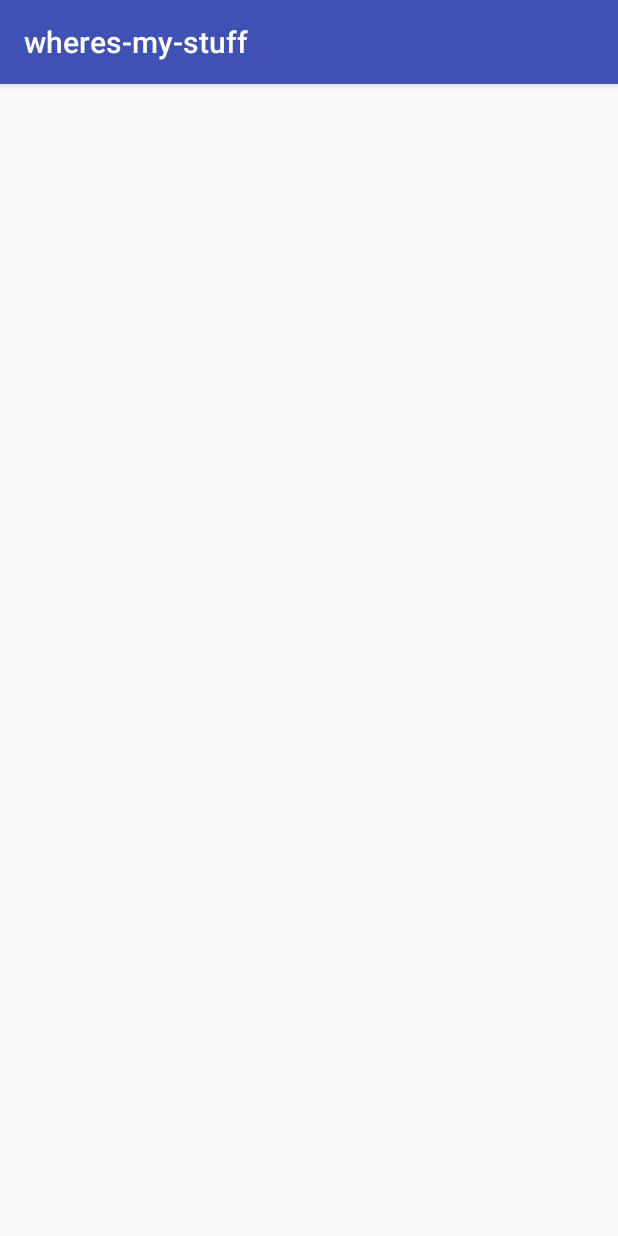
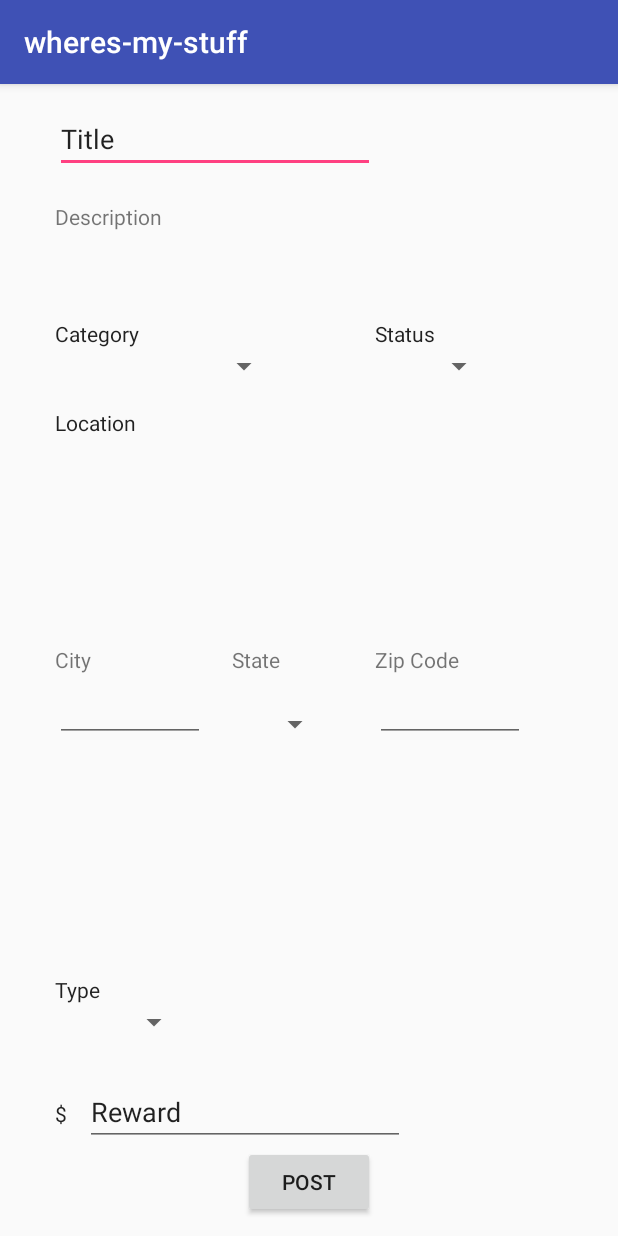
Before and after one commit to mcw0805/m1, an Android app: the LostItemFormActivity screen opened directly, with no data from a screen before it, on a phone screen of 412 x 824 dp. Run offline under Robolectric (Android 15) with nearby library versions, the phone set to English and light mode, and no system bars.

Commit message:
Created lost form item page

```diff
--- /dev/null
+++ b/app/src/main/java/model/Categories.java
@@ -0,0 +1,9 @@
+package model;
+
+/**
+ * Created by Melanie on 6/20/17.
+ */
+
+public enum Categories {
+    KEEPSAKES, HEIRLOOMS, MISC
+}
--- /dev/null
+++ b/app/src/main/java/model/States.java
@@ -0,0 +1,13 @@
+package model;
+
+/**
+ * Created by Melanie on 6/20/17.
+ */
+
+public enum States {
+    AL, AK, AZ, AR, CA, CO, CT, DE, DC, FL,
+    GA, HI, ID, IL, IN, IA, KS, KY, LA, ME,
+    MD, MA, MI, MN, MO, MT, NE, NV, NH, NJ,
+    NM, NY, NC, ND, OH, OK, OR, PA, RI, SC,
+    SD, TN, TX, UT, VT, VA, WA, WV, WI, WY;
+}
--- a/app/src/main/res/layout/activity_lost_item_form.xml
+++ b/app/src/main/res/layout/activity_lost_item_form.xml
@@ -1,9 +1,174 @@
 <?xml version="1.0" encoding="utf-8"?>
-<android.support.constraint.ConstraintLayout xmlns:android="http://schemas.android.com/apk/res/android"
+<RelativeLayout xmlns:android="http://schemas.android.com/apk/res/android"
     xmlns:app="http://schemas.android.com/apk/res-auto"
     xmlns:tools="http://schemas.android.com/tools"
     android:layout_width="match_parent"
     android:layout_height="match_parent"
     tools:context="com.example.mcw0805.wheres_my_stuff.Controller.LostItemFormActivity">
 
-</android.support.constraint.ConstraintLayout>
+    <EditText
+        android:id="@+id/editText"
+        android:layout_width="wrap_content"
+        android:layout_height="wrap_content"
+        android:layout_alignParentTop="true"
+        android:layout_marginTop="14dp"
+        android:layout_toStartOf="@+id/textView14"
+        android:ems="10"
+        android:inputType="textPersonName"
+        android:text="Title" />
+
+    <TextView
+        android:id="@+id/textView6"
+        android:layout_width="fill_parent"
+        android:layout_height="60dp"
+        android:layout_alignStart="@+id/editText"
+        android:layout_below="@+id/editText"
+        android:layout_marginTop="19dp"
+        android:inputType="textMultiLine"
+        android:maxLines="10"
+        android:scrollHorizonally="false"
+        android:text="Description" />
+
+    <EditText
+        android:id="@+id/editText5"
+        android:layout_width="wrap_content"
+        android:layout_height="wrap_content"
+        android:ems="10"
+        android:inputType="numberDecimal"
+        android:text="Reward"
+        android:layout_above="@+id/button2"
+        android:layout_toEndOf="@+id/textView15" />
+
+    <Button
+        android:id="@+id/button2"
+        android:layout_width="wrap_content"
+        android:layout_height="wrap_content"
+        android:text="Post"
+        android:layout_alignParentBottom="true"
+        android:layout_centerHorizontal="true"
+        android:layout_marginBottom="12dp" />
+
+    <Spinner
+        android:id="@+id/spinner"
+        android:layout_width="150dip"
+        android:layout_height="wrap_content"
+        android:layout_below="@+id/textView14"
+        android:layout_alignStart="@+id/textView7" />
+
+    <TextView
+        android:id="@+id/textView7"
+        android:layout_width="wrap_content"
+        android:layout_height="wrap_content"
+        android:text="Category"
+        android:textAppearance="@style/TextAppearance.AppCompat.Body1"
+        android:layout_below="@+id/textView6"
+        android:layout_alignStart="@+id/textView6"
+        android:layout_marginTop="18dp" />
+
+    <TextView
+        android:id="@+id/textView9"
+        android:layout_width="wrap_content"
+        android:layout_height="wrap_content"
+        android:text="Location"
+        android:textAppearance="@style/TextAppearance.AppCompat"
+        android:layout_below="@+id/spinner"
+        android:layout_alignStart="@+id/spinner"
+        android:layout_marginTop="16dp"
+        android:layout_alignEnd="@+id/textView7" />
+
+    <Spinner
+        android:id="@+id/spinner2"
+        android:layout_width="70dip"
+        android:layout_height="wrap_content"
+        android:layout_marginEnd="29dp"
+        android:layout_alignBottom="@+id/editText6"
+        android:layout_alignEnd="@+id/button2" />
+
+    <TextView
+        android:id="@+id/textView10"
+        android:layout_width="wrap_content"
+        android:layout_height="wrap_content"
+        android:layout_above="@+id/spinner3"
+        android:layout_alignStart="@+id/editText6"
+        android:text="Type"
+        android:textAppearance="@style/TextAppearance.AppCompat" />
+
+    <Spinner
+        android:id="@+id/spinner3"
+        android:layout_width="90dip"
+        android:layout_height="wrap_content"
+        android:layout_above="@+id/editText5"
+        android:layout_alignStart="@+id/textView10"
+        android:layout_marginBottom="25dp" />
+
+    <TextView
+        android:id="@+id/textView11"
+        android:layout_width="wrap_content"
+        android:layout_height="wrap_content"
+        android:text="State"
+        android:layout_above="@+id/editText6"
+        android:layout_alignEnd="@+id/spinner" />
+
+    <TextView
+        android:id="@+id/textView12"
+        android:layout_width="wrap_content"
+        android:layout_height="wrap_content"
+        android:text="City"
+        android:layout_centerVertical="true"
+        android:layout_alignStart="@+id/textView9" />
+
+    <EditText
+        android:id="@+id/editText6"
+        android:layout_width="100dip"
+        android:layout_height="wrap_content"
+        android:ems="10"
+        android:inputType="textPersonName"
+        android:layout_below="@+id/textView12"
+        android:layout_alignStart="@+id/textView12" />
+
+    <EditText
+        android:id="@+id/editText7"
+        android:layout_width="100dip"
+        android:layout_height="wrap_content"
+        android:ems="10"
+        android:inputType="textPersonName"
+        android:layout_below="@+id/textView13"
+        android:layout_alignStart="@+id/spinner4" />
+
+    <TextView
+        android:id="@+id/textView13"
+        android:layout_width="wrap_content"
+        android:layout_height="wrap_content"
+        android:text="Zip Code"
+        android:layout_alignBaseline="@+id/textView11"
+        android:layout_alignBottom="@+id/textView11"
+        android:layout_alignStart="@+id/editText7" />
+
+    <TextView
+        android:id="@+id/textView14"
+        android:layout_width="wrap_content"
+        android:layout_height="wrap_content"
+        android:layout_alignBaseline="@+id/textView7"
+        android:layout_alignBottom="@+id/textView7"
+        android:layout_toEndOf="@+id/spinner2"
+        android:text="Status"
+        android:textAppearance="@style/TextAppearance.AppCompat" />
+
+    <Spinner
+        android:id="@+id/spinner4"
+        android:layout_width="80dip"
+        android:layout_height="wrap_content"
+        android:layout_alignTop="@+id/spinner"
+        android:layout_alignStart="@+id/textView14" />
+
+    <TextView
+        android:id="@+id/textView15"
+        android:layout_width="20dip"
+        android:layout_height="20dip"
+        android:text="$"
+        android:textAppearance="@style/TextAppearance.AppCompat"
+        android:layout_alignBaseline="@+id/editText5"
+        android:layout_alignBottom="@+id/editText5"
+        android:layout_alignStart="@+id/spinner3" />
+
+</RelativeLayout>
```
